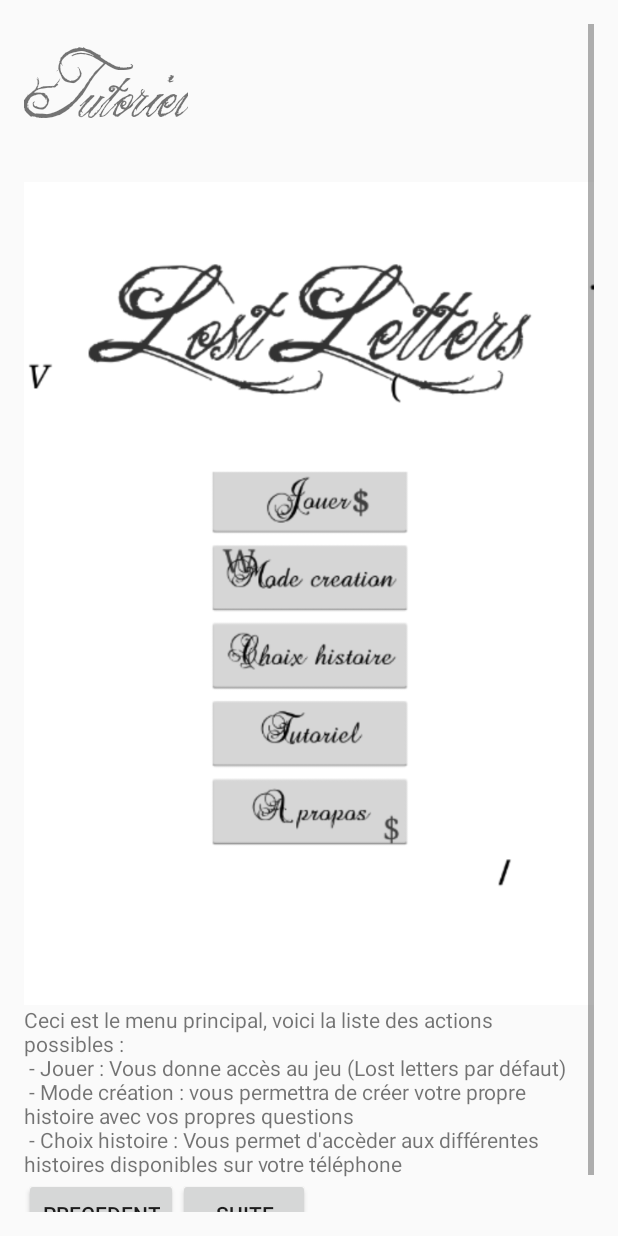
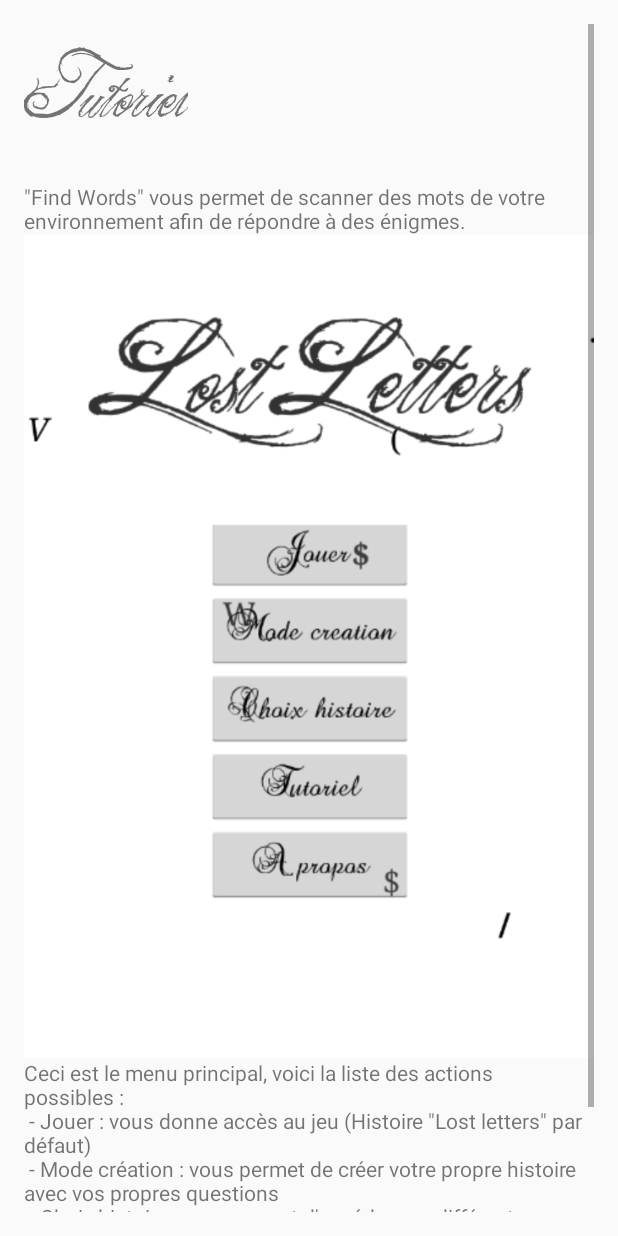
Before and after one commit to TonyMalghem/TX_ocr, an Android app: the lost_tuto screen opened directly, with no data from a screen before it, on a phone screen of 412 x 824 dp. Run offline under Robolectric (Android 15) with nearby library versions, the phone set to English and light mode, and no system bars.

Commit message:
debut tx + ortho all

```diff
--- a/app/src/main/AndroidManifest.xml
+++ b/app/src/main/AndroidManifest.xml
@@ -22,8 +22,7 @@
         </activity>
         <activity
             android:name=".LostLetter.Activity_JSON"
-            android:label="@string/app_tx_name"
-            android:screenOrientation="portrait" >
+            android:label="@string/app_tx_name">
         </activity>
         <activity
             android:name=".LostLetter.Apropos"
--- a/app/src/main/assets/LostLetters.JSON
+++ b/app/src/main/assets/LostLetters.JSON
@@ -12,7 +12,7 @@
 	- Les lettres ? Mais c'est quoi cette histoire de lettres ?\n
 	- Retrouvez les lettres !\n
 	- Mais qui parle ?\n
-	- Peut importe mais il faut tout faire pour récupèrer les lettres et sauver les mots de notre monde !\n
+	- Peu importe mais il faut tout faire pour récupérer les lettres et sauver les mots de notre monde !\n
 	- Bon, apparement on ne me laisse pas le choix, je dois faire quoi ? Tuer un grand méchant ou un dragon ?\n
 	- Non ! Vous devrez répondre à différentes énigmes.\n
 	- Un classique en fait !\n
@@ -92,7 +92,7 @@
                        			celle du ciel n'est pas celle du palais \n
                        			Qui est-ce ?",
                        			"reponse": ["voute","vout"]
-               		},
+               		}
 
 	]
 }
--- a/app/src/main/java/com/projet/tony/tx/LostLetter/fin.java
+++ b/app/src/main/java/com/projet/tony/tx/LostLetter/fin.java
@@ -91,7 +91,7 @@ public class fin extends Activity {
             title.setText(jsonHistoire.get("titre").toString());
             TextView intro=(TextView) relativeLayout.findViewById(R.id.introHist);
             intro.setTypeface(font);
-            intro.setTextSize(14);
+            intro.setTextSize(10);
             intro.setText(jsonHistoire.get("histoire").toString());
 
             String questionTab = jsonHistoire.get("listQuestions").toString();
@@ -108,7 +108,7 @@ public class fin extends Activity {
                 TextView textView = new TextView(this);
                 textView.setPadding(0,0,0,0);
                 textView.setTypeface(font);
-                textView.setTextSize(14);
+                textView.setTextSize(10);
                 textView.setText(arrayQuestions[i]);
                 LinearLayout.LayoutParams layoutParams = new LinearLayout.LayoutParams(
                         ViewGroup.LayoutParams.WRAP_CONTENT,
--- a/app/src/main/java/com/projet/tony/tx/LostLetter/lost_tuto.java
+++ b/app/src/main/java/com/projet/tony/tx/LostLetter/lost_tuto.java
@@ -78,21 +78,21 @@ public class lost_tuto extends Activity {
 
     public void change_txt() {
         if(etape==1)texte="Ceci est le menu principal, voici la liste des actions possibles : " +
-                "\n - Jouer : Vous donne accès au jeu (Lost letters par défaut)" +
-                "\n - Mode création : vous permettra de créer votre propre histoire avec vos propres questions " +
-                "\n - Choix histoire : Vous permet d'accèder aux différentes histoires disponibles sur votre téléphone";
-        if(etape==2)texte="Dans ce menu vous pouvez choisir l'histoire qui sera choisie pour être jouée en jeu. " +
-                "\n Pour ajouter de nouvelles histoire (seul Lost Letters est disponible par défaut), vous pouvez utiliser le mode création, ou encore rajouter des fichiers d'histoire dans le dossier Lost_Letters sur votre carte SD.";
-        if(etape==3)texte="Après avoir cliqué sur le boutton 'Jouer' vous arrivez sur cette page, s'affiche alors l'histoire que vous avez selectionné, après avoir lu celle-ci et l'avoir faite défilé un boutton vous permettant d'accèder à la suite est disponible en bas de page.";
+                "\n - Jouer : vous donne accès au jeu (Histoire \"Lost letters\" par défaut)" +
+                "\n - Mode création : vous permet de créer votre propre histoire avec vos propres questions " +
+                "\n - Choix histoire : vous permet d'accéder aux différentes histoires disponibles sur votre téléphone";
+        if(etape==2)texte="Dans ce menu vous pouvez choisir une histoire." +
+                "\n Pour ajouter de nouvelles histoires (seul \"Lost Letters\" est disponible par défaut), vous pouvez utiliser le mode création, ou encore ajouter des fichiers d'histoire dans le dossier Lost_Letters sur votre carte SD.";
+        if(etape==3)texte="Après avoir cliqué sur le bouton 'Jouer' vous arrivez sur cette page. S'affiche alors l'histoire que vous avez sélectionnée. Un boutton en bas de page vous permet d'accéder à la suite.";
         if(etape==4)texte="Vous êtes maintenant dans la partie principale de l'application : le jeu." +
-                "\n Deux bouttons s'offrent à vous : " +
-                "\n  - Ouvrir la caméra : ouvre votre application gèrant la caméra de votre appareil. Vous devrez alors prendre en photo un texte (non manuscrit et assez lisible) contenant au moins un mot répondant à la question posée." +
-                "\n - Valider le résultat : Après avoir utilisé votre caméra pour lire un texte utilisez ce bouton pour valider votre réponse, si celle-ci est fausse, rien de grave, recommencez !";
-        if(etape==5)texte="Le mode création vous permettra de créer vos propres histoires que vous pourrez partager en allant chercher votre fichier dans le dossier Lost_Letters de votre carte SD." +
+                "\n Deux boutons s'offrent à vous : " +
+                "\n  - Ouvrir la caméra : ouvre l'application gérant la caméra de votre appareil. Vous devrez alors prendre en photo un texte (non manuscrit et assez lisible) contenant au moins un mot répondant à la question posée." +
+                "\n - Valider le résultat : Après avoir utilisé votre caméra pour lire un texte, utilisez ce bouton pour valider votre réponse. Si celle-ci est fausse, rien de grave, recommencez !";
+        if(etape==5)texte="Le mode création vous permet de créer vos propres histoires. Vous pourrez partager en allant chercher votre fichier dans le dossier Lost_Letters de votre carte SD." +
                 "\n Vous devez donc préciser un titre et le contenu de votre histoire avant de valider le tout.";
         if(etape==6) {
-            texte = "Dans cette partie vous allez gèrer la création des questions pour votre histoire, pour celà tapez votre question ainsi que les résponses correspondantes séparées par des ';' " +
-                    " une fois fait il ne vous reste plus qu'à valider votre question et à continuer tant que vous le souhaitez";
+            texte = "Dans cette partie vous allez gérer la création des questions pour votre histoire. Pour cela tapez votre question ainsi que les résponses correspondantes séparées par des ';' " +
+                    " Une fois cela fait, il ne vous reste plus qu'à valider votre question et à continuer tant que vous le souhaitez.";
         Button bt=(Button) findViewById(R.id.next);
             bt.setText("Retour menu");
         }
--- a/app/src/main/res/layout/activity_lost_tuto.xml
+++ b/app/src/main/res/layout/activity_lost_tuto.xml
@@ -29,6 +29,12 @@
                 android:id="@+id/titre"
                 android:layout_centerHorizontal="true" />
 
+            <TextView
+                android:layout_width="wrap_content"
+                android:layout_height="wrap_content"
+                android:text='"Find Words" vous permet de scanner des mots de votre environnement afin de répondre à des énigmes.'
+                android:id="@+id/textView2" />
+
             <ImageView
                 android:layout_width="wrap_content"
                 android:layout_height="wrap_content"
@@ -50,7 +56,7 @@
                 <Button
                     android:layout_width="wrap_content"
                     android:layout_height="wrap_content"
-                    android:text="Precedent"
+                    android:text="Précédent"
                     android:id="@+id/prev" />
 
                 <Button
```
Also changed, not shown: app/src/main/java/com/projet/tony/tx/ChangerLetter/MyActivity3.java (+4 -4 lines), app/src/main/java/com/projet/tony/tx/ChangerLetter/change_tuto.java (+8 -7 lines), app/src/main/java/com/projet/tony/tx/LostLetter/Activity_JSON.java (+18 -0 lines), app/src/main/res/layout/activity_change_tuto.xml (+7 -1 lines), app/src/main/res/layout/activity_fin.xml (+15 -1 lines).
